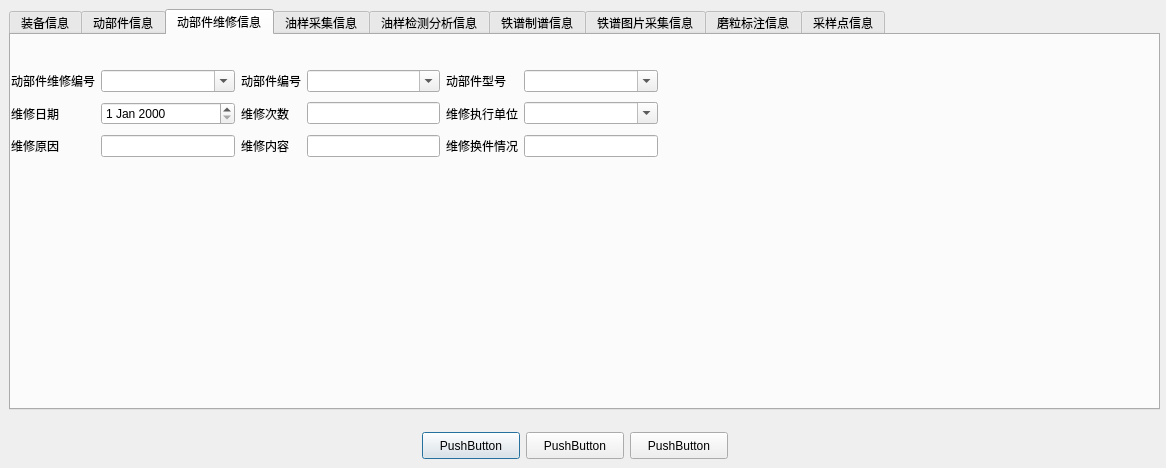
Before: the Qt Designer form imageproperties.ui in WooodHead/labelling3, drawn with Qt 5.
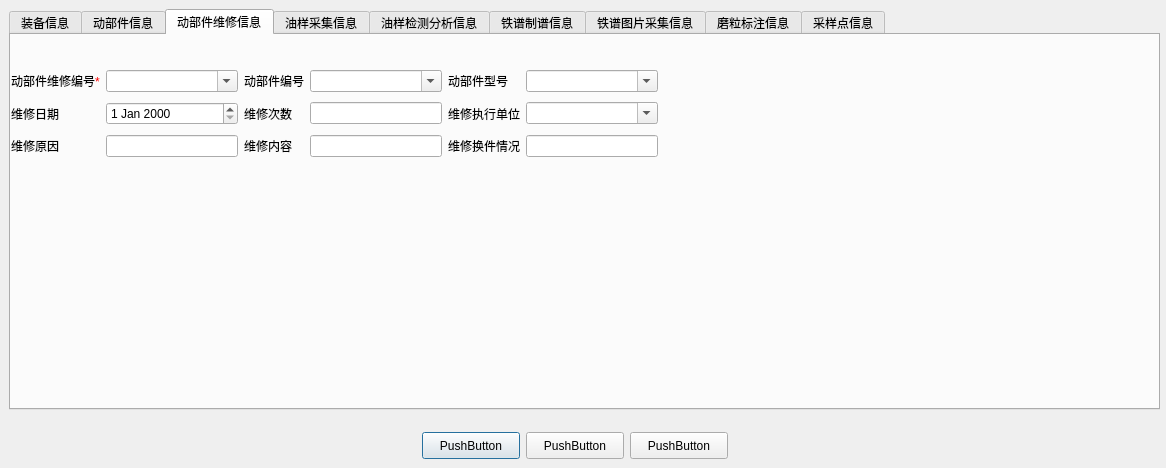
After: the same form once the commit is applied. The open tabs and pages were chosen to show the change.

Commit message: must input repairid

Diff of the .ui file:
```diff
--- a/imageproperties.ui
+++ b/imageproperties.ui
@@ -269,7 +269,7 @@
       <item row="0" column="0">
        <widget class="QLabel" name="label_16">
         <property name="text">
-         <string>&lt;html&gt;&lt;head/&gt;&lt;body&gt;&lt;p&gt;动部件维修编号&lt;/p&gt;&lt;/body&gt;&lt;/html&gt;</string>
+         <string>&lt;html&gt;&lt;head/&gt;&lt;body&gt;&lt;p&gt;动部件维修编号&lt;span style=&quot; color:#ff0000;&quot;&gt;*&lt;/span&gt;&lt;/p&gt;&lt;/body&gt;&lt;/html&gt;</string>
         </property>
        </widget>
       </item>
```
Left out of the diff: 2 changed lines with no effect on the pictures. The commit also changes 1 other file.
